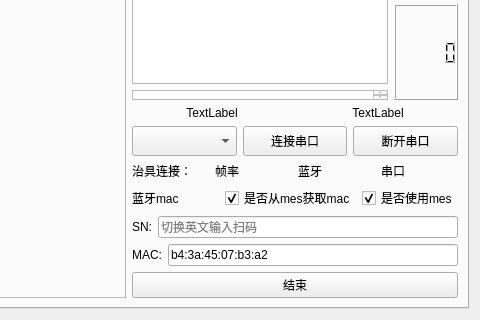
yuhuang163/test, file work_station/pressure/pressuresensorform.ui: the form before one commit; both pictures show x 170 to 650 and y 212 to 532 of the 650 by 532 pixel window.
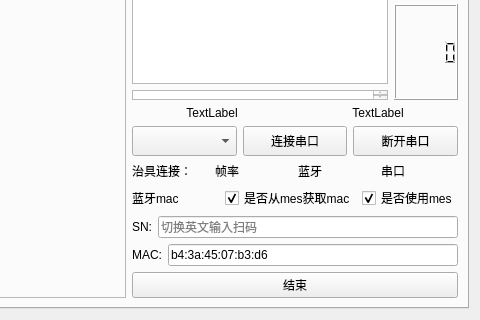
The form after the commit.

Patch:
```diff
--- a/work_station/pressure/pressuresensorform.ui
+++ b/work_station/pressure/pressuresensorform.ui
@@ -430,7 +430,7 @@
                   </size>
                  </property>
                  <property name="text">
-                  <string>b4:3a:45:07:b3:a2</string>
+                  <string>b4:3a:45:07:b3:d6</string>
                  </property>
                  <property name="placeholderText">
                   <string>切换英文输入扫码</string>
```
